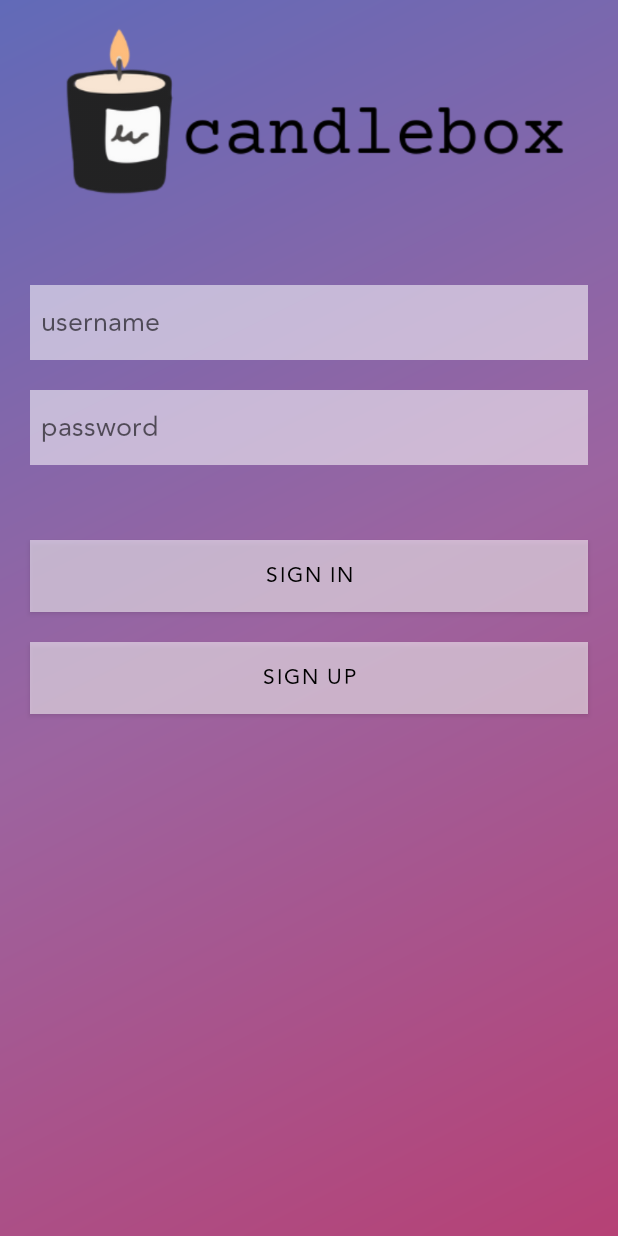
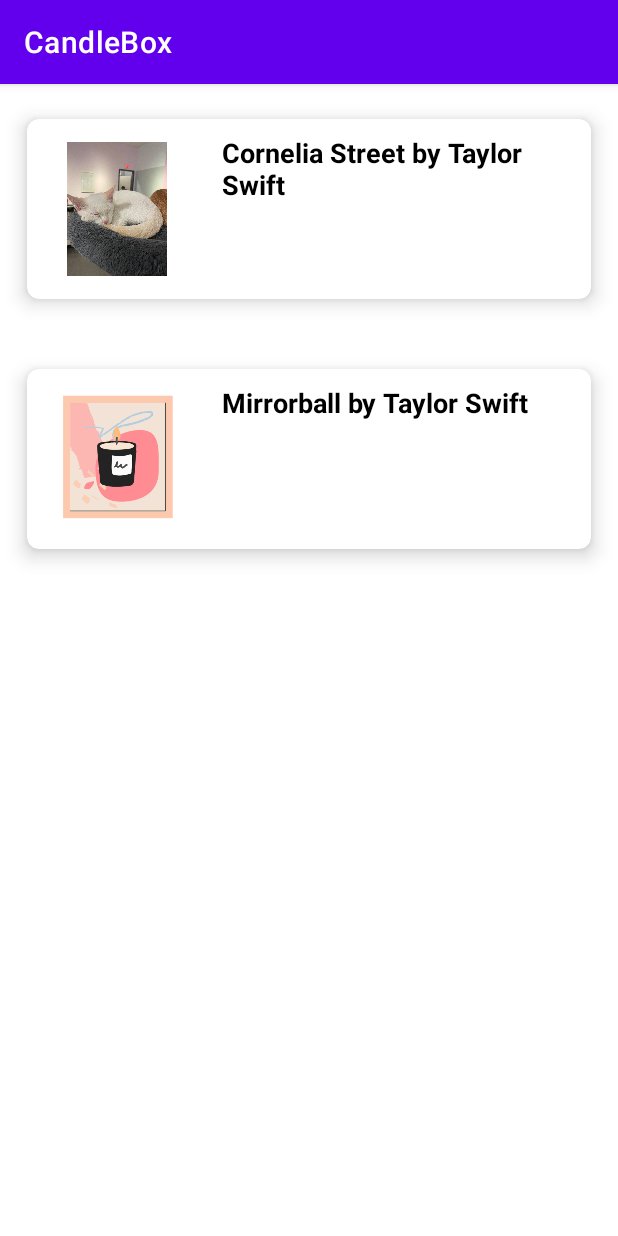
Before and after one commit to alishadnaidu/CandleBox, an Android app: the screen it shows after launch (LoginActivity before the commit, SongRecActivity after it), on a phone screen of 412 x 824 dp. Run offline under Robolectric (Android 15) with nearby library versions, the phone set to English and light mode, and no system bars; libraries missing offline, so code that uses them is left out: com.parse; 4 statements that could not run were skipped.

Commit message:
see list of songs to play

```diff
--- a/app/src/main/AndroidManifest.xml
+++ b/app/src/main/AndroidManifest.xml
@@ -16,11 +16,6 @@
         android:supportsRtl="true"
         android:theme="@style/Theme.CandleBox">
         <activity android:name=".LoginActivity">
-            <intent-filter>
-                <action android:name="android.intent.action.MAIN" />
-
-                <category android:name="android.intent.category.LAUNCHER" />
-            </intent-filter>
         </activity>
         <activity android:name=".MainActivity"></activity>
         <activity android:name=".AddActivity"></activity>
@@ -29,6 +24,13 @@
         <activity android:name=".ThanksActivity"></activity>
         <activity android:name=".RecentlyScannedActivity"></activity>
         <activity android:name=".SpotifyActivity"></activity>
+        <activity android:name=".SongRecActivity">
+            <intent-filter>
+                <action android:name="android.intent.action.MAIN" />
+
+                <category android:name="android.intent.category.LAUNCHER" />
+            </intent-filter>
+        </activity>
 
     </application>
 
--- /dev/null
+++ b/app/src/main/java/com/example/candlebox/Song.java
@@ -0,0 +1,37 @@
+package com.example.candlebox;
+public class Song {
+
+    private String songName;
+    private String artist;
+    private int songCover;
+
+    public Song(String songName, String artist, int songCover) {
+        this.songName = songName;
+        this.artist = artist;
+        this.songCover = songCover;
+    }
+
+    public String getSongName() {
+        return songName;
+    }
+
+    public void setSongName(String songName) {
+        this.songName = songName;
+    }
+
+    public String getArtist() {
+        return artist;
+    }
+
+    public void setArtist(String artist) {
+        this.artist = artist;
+    }
+
+    public Integer getSongCover() {
+        return songCover;
+    }
+
+    public void setSongCover(Integer songCover) {
+        this.songCover = songCover;
+    }
+}
--- /dev/null
+++ b/app/src/main/java/com/example/candlebox/SongRecActivity.java
@@ -0,0 +1,33 @@
+package com.example.candlebox;
+
+import android.os.Bundle;
+
+import androidx.annotation.Nullable;
+import androidx.appcompat.app.AppCompatActivity;
+import androidx.recyclerview.widget.LinearLayoutManager;
+import androidx.recyclerview.widget.RecyclerView;
+
+import java.util.ArrayList;
+
+public class SongRecActivity extends AppCompatActivity {
+
+    private RecyclerView rvSongRecs;
+    private ArrayList<Song> songsList;
+
+    @Override
+    protected void onCreate(@Nullable @org.jetbrains.annotations.Nullable Bundle savedInstanceState) {
+        super.onCreate(savedInstanceState);
+        setContentView(R.layout.activity_song_recs);
+        rvSongRecs = findViewById(R.id.rvSongRecs);
+
+        songsList = new ArrayList<>();
+        songsList.add(new Song("Cornelia Street", "Taylor Swift", R.drawable.cat_cafe));
+        songsList.add(new Song("Mirrorball", "Taylor Swift", R.drawable.final_candle_logo));
+
+        SongsAdapter songsAdapter = new SongsAdapter(this, songsList);
+        LinearLayoutManager linearLayoutManager = new LinearLayoutManager(this, LinearLayoutManager.VERTICAL, false);
+
+        rvSongRecs.setLayoutManager(linearLayoutManager);
+        rvSongRecs.setAdapter(songsAdapter);
+    }
+}
--- /dev/null
+++ b/app/src/main/java/com/example/candlebox/SongsAdapter.java
@@ -0,0 +1,52 @@
+package com.example.candlebox;
+
+import android.content.Context;
+import android.view.LayoutInflater;
+import android.view.View;
+import android.view.ViewGroup;
+import android.widget.ImageView;
+import android.widget.TextView;
+import androidx.annotation.NonNull;
+import androidx.recyclerview.widget.RecyclerView;
+import java.util.ArrayList;
+
+public class SongsAdapter extends RecyclerView.Adapter<SongsAdapter.Viewholder> {
+
+    private Context context;
+    private ArrayList<Song> songList;
+
+    public SongsAdapter(Context context, ArrayList<Song> songList) {
+        this.context = context;
+        this.songList = songList;
+    }
+
+    @NonNull
+    @Override
+    public SongsAdapter.Viewholder onCreateViewHolder(@NonNull ViewGroup parent, int viewType) {
+        View view = LayoutInflater.from(parent.getContext()).inflate(R.layout.activity_cardview, parent, false);
+        return new Viewholder(view);
+    }
+
+    @Override
+    public void onBindViewHolder(@NonNull SongsAdapter.Viewholder holder, int position) {
+        Song song = songList.get(position);
+        holder.tvSongName.setText(song.getSongName() + " by " + song.getArtist());
+        holder.ivSongImage.setImageResource(song.getSongCover());
+    }
+
+    @Override
+    public int getItemCount() {
+        return songList.size();
+    }
+
+    public class Viewholder extends RecyclerView.ViewHolder {
+        private ImageView ivSongImage;
+        private TextView tvSongName;
+
+        public Viewholder(@NonNull View itemView) {
+            super(itemView);
+            ivSongImage = itemView.findViewById(R.id.ivSongImage);
+            tvSongName = itemView.findViewById(R.id.tvSongName);
+        }
+    }
+}
--- /dev/null
+++ b/app/src/main/res/layout/activity_cardview.xml
@@ -0,0 +1,40 @@
+<?xml version="1.0" encoding="utf-8"?>
+<androidx.cardview.widget.CardView
+    xmlns:android="http://schemas.android.com/apk/res/android"
+    xmlns:app="http://schemas.android.com/apk/res-auto"
+    android:layout_width="match_parent"
+    android:layout_height="wrap_content"
+    android:layout_margin="5dp"
+    app:cardBackgroundColor="@color/white"
+    app:cardCornerRadius="8dp"
+    app:cardElevation="8dp"
+    app:cardMaxElevation="10dp"
+    app:cardPreventCornerOverlap="true"
+    app:cardUseCompatPadding="true">
+
+    <RelativeLayout
+        android:layout_width="match_parent"
+        android:layout_height="wrap_content">
+
+        <ImageView
+            android:id="@+id/ivSongImage"
+            android:layout_width="100dp"
+            android:layout_height="100dp"
+            android:layout_margin="10dp"
+            android:padding="5dp"
+            android:src="@drawable/camera" />
+
+        <TextView
+            android:id="@+id/tvSongName"
+            android:layout_width="match_parent"
+            android:layout_height="wrap_content"
+            android:layout_marginStart="10dp"
+            android:layout_marginTop="10dp"
+            android:layout_toEndOf="@id/ivSongImage"
+            android:text="song name"
+            android:textColor="@color/black"
+            android:textSize="18sp"
+            android:textStyle="bold" />
+
+    </RelativeLayout>
+</androidx.cardview.widget.CardView>
--- /dev/null
+++ b/app/src/main/res/layout/activity_song_recs.xml
@@ -0,0 +1,13 @@
+<?xml version="1.0" encoding="utf-8"?>
+<RelativeLayout xmlns:android="http://schemas.android.com/apk/res/android"
+    xmlns:tools="http://schemas.android.com/tools"
+    android:layout_width="match_parent"
+    android:layout_height="match_parent">
+
+    <androidx.recyclerview.widget.RecyclerView
+        android:id="@+id/rvSongRecs"
+        android:layout_width="match_parent"
+        android:layout_height="match_parent"
+        tools:layout_editor_absoluteX="1dp"
+        tools:layout_editor_absoluteY="1dp" />
+</RelativeLayout>
--- a/app/src/main/res/values/dimens.xml
+++ b/app/src/main/res/values/dimens.xml
@@ -5,4 +5,15 @@
     <dimen name="appbar_padding">16dp</dimen>
     <dimen name="fab_margin">16dp</dimen>
     <dimen name="appbar_padding_top">8dp</dimen>
+    <dimen name="card_corner_radius">8dp</dimen>
+    <dimen name="card_elevation">8dp</dimen>
+    <dimen name="grid_margin">4dp</dimen>
+    <dimen name="cell_margin">16dp</dimen>
+    <dimen name="grid_profile_height">160dp</dimen>
+    <dimen name="palette_height">48dp</dimen>
+    <dimen name="contact_detail_image_height">380dp</dimen>
+    <dimen name="contact_text_size">18sp</dimen>
+    <dimen name="contact_details_phone_margin_top">8dp</dimen>
+    <dimen name="fab_elevation">8dp</dimen>
+
 </resources>
```
Also changed, not shown: app/src/main/res/drawable-xxhdpi/cat_cafe.jpg (added).
